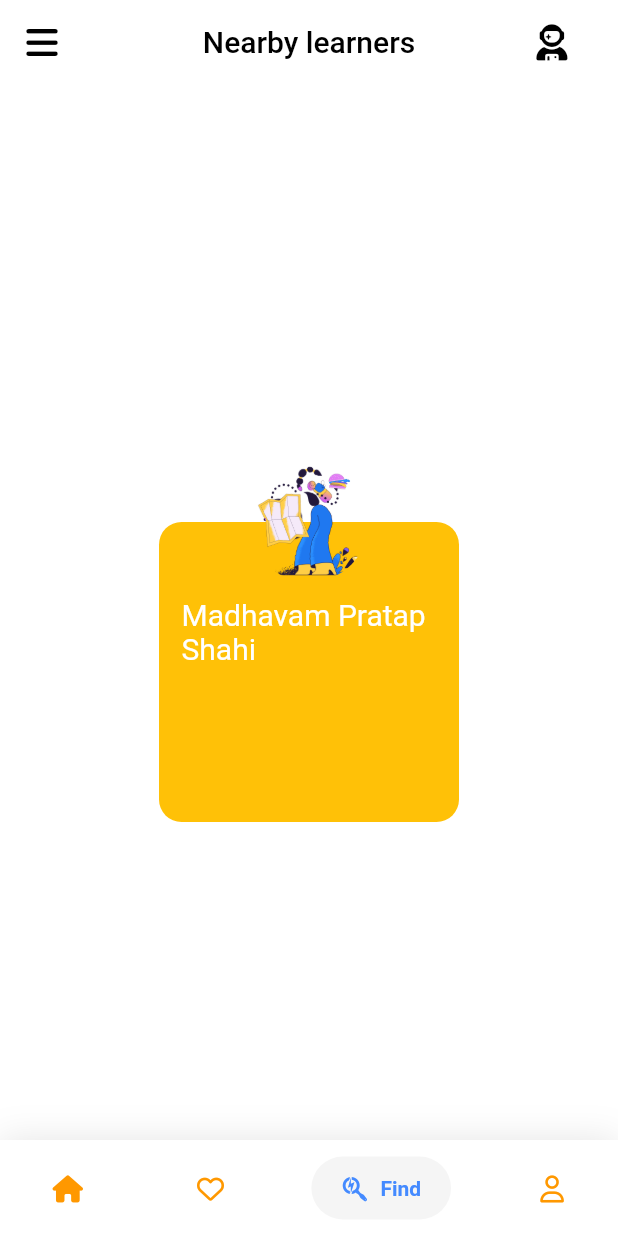
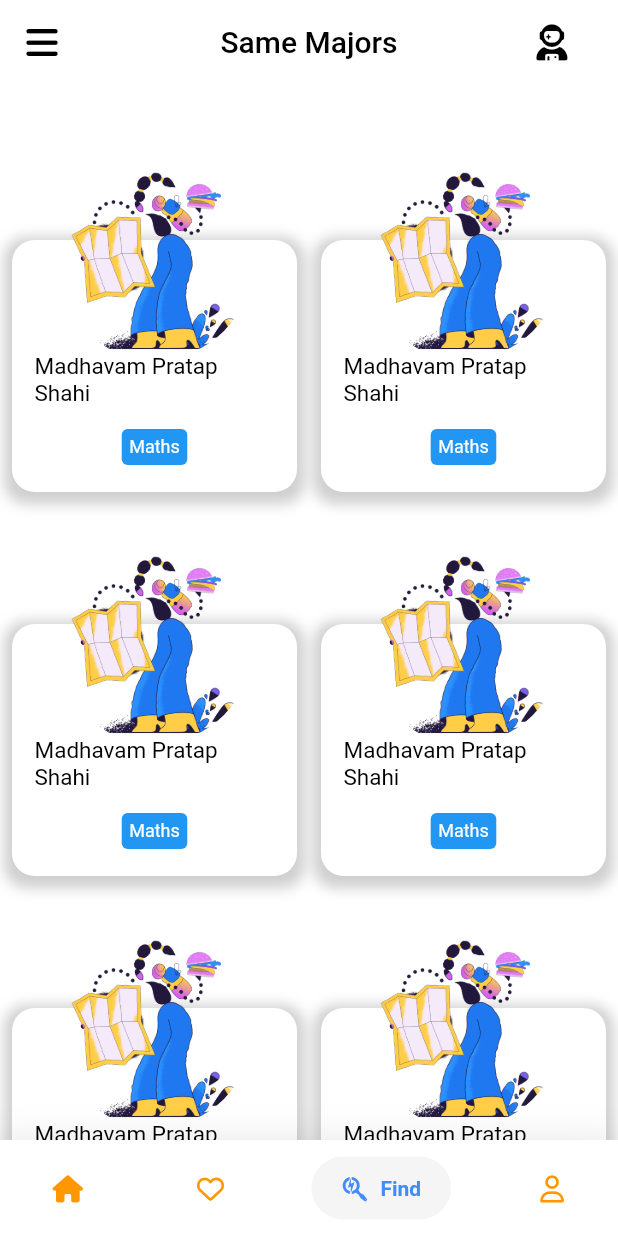
Before and after one commit to madhavamshahi/Edbuddy, a Flutter app: the screen it shows after launch, item 3 of the bottom bar chosen, on a phone screen of 412 x 824 dp. Run offline on Flutter 3.47's test engine with Material 2 defaults, Android fonts, the light colour scheme and no system bars; drawn by our look-alikes of google_nav_bar; our stand-ins replace cloud_firestore, dropdown_search, firebase_auth, firebase_storage, fluttertoast, font_awesome_flutter and 4 more; missing offline and left inert: filter_list, shrink_sidemenu; accounts and stored records are empty; statements that could not run were skipped.

Commit message:
fixed the overflow error in same majors page and created the userprofile page

```diff
--- a/edbuddy/lib/views/home/home.dart
+++ b/edbuddy/lib/views/home/home.dart
@@ -1,6 +1,7 @@
 import 'package:edbuddy/views/widgets/buddyBox.dart';
 import 'package:edbuddy/views/widgets/filter.dart';
 import 'package:edbuddy/views/widgets/listBox.dart';
+import 'package:edbuddy/views/widgets/majorBox.dart';
 import 'package:flutter/material.dart';
 import 'package:google_nav_bar/google_nav_bar.dart';
 
@@ -111,7 +112,7 @@ class _HomeState extends State<Home> {
     }
 
     if (n == 2) {
-      return "Nearby learners";
+      return "Same Majors";
     }
 
     if (n == 3) {
@@ -190,56 +191,23 @@ class _HomeState extends State<Home> {
           )
         ],
       ),
-      Center(
-          child: Padding(
-        padding: const EdgeInsets.fromLTRB(0, 80, 0, 0),
-        child: Stack(
-          clipBehavior: Clip.none,
-          children: [
-            Container(
-              height: 200,
-              width: 200,
-              decoration: BoxDecoration(
-                color: Colors.amber,
-                borderRadius: BorderRadius.all(
-                  Radius.circular(15),
-                ),
+      Column(
+        children: [
+          SizedBox(height: 20),
+          Expanded(
+            child: GridView.builder(
+              itemCount: 20,
+              gridDelegate: SliverGridDelegateWithFixedCrossAxisCount(
+                crossAxisCount: 2,
+                mainAxisExtent: 256,
               ),
-              child: Column(
-                children: [
-                  SizedBox(
-                    height: 35,
-                  ),
-                  Container(
-                    margin: EdgeInsets.all(15),
-                    child: Text(
-                      "Madhavam Pratap Shahi",
-                      style: TextStyle(
-                        color: Colors.white,
-                        fontSize: 20,
-                      ),
-                    ),
-                  )
-                ],
-              ),
+              itemBuilder: (BuildContext context, int index) {
+                return MajorBox();
+              },
             ),
-            Positioned(
-              top: -40,
-              right: 16,
-              left: 16,
-              child: Container(
-                width: 80,
-                height: 80,
-                decoration: BoxDecoration(
-                  image: DecorationImage(
-                      image: AssetImage("assets/images/illus6.png")),
-                  shape: BoxShape.circle,
-                ),
-              ),
-            )
-          ],
-        ),
-      )),
+          ),
+        ],
+      ),
       Center(
         child: Text(
           'Profile',
--- /dev/null
+++ b/edbuddy/lib/views/widgets/majorBox.dart
@@ -0,0 +1,80 @@
+import 'package:flutter/material.dart';
+
+class MajorBox extends StatelessWidget {
+  const MajorBox({Key? key}) : super(key: key);
+
+  @override
+  Widget build(BuildContext context) {
+    return Padding(
+      padding: const EdgeInsets.fromLTRB(0, 80, 0, 0),
+      child: Container(
+        margin: EdgeInsets.symmetric(horizontal: 8, vertical: 4),
+        child: Stack(
+          clipBehavior: Clip.none,
+          children: [
+            Container(
+              height: 175,
+              width: 200,
+              decoration: BoxDecoration(
+                boxShadow: [
+                  BoxShadow(
+                    color: Colors.grey.withOpacity(0.5),
+                    spreadRadius: 5,
+                    blurRadius: 7,
+                    offset: Offset(0, 3), // changes position of shadow
+                  ),
+                ],
+                color: Colors.white,
+                borderRadius: BorderRadius.all(
+                  Radius.circular(15),
+                ),
+              ),
+              child: Column(
+                children: [
+                  SizedBox(
+                    height: 60,
+                  ),
+                  Container(
+                    margin: EdgeInsets.all(15),
+                    child: Text(
+                      "Madhavam Pratap Shahi",
+                      style: TextStyle(
+                        color: Colors.black,
+                        fontSize: 15,
+                      ),
+                    ),
+                  ),
+                  Container(
+                    padding: EdgeInsets.all(5),
+                    decoration: BoxDecoration(
+                      borderRadius: BorderRadius.all(Radius.circular(4)),
+                      color: Colors.blue,
+                    ),
+                    child: Text(
+                      "Maths",
+                      style: TextStyle(fontSize: 12, color: Colors.white),
+                    ),
+                  ),
+                ],
+              ),
+            ),
+            Positioned(
+              top: -50,
+              right: 16,
+              left: 16,
+              child: Container(
+                width: 150,
+                height: 130,
+                decoration: BoxDecoration(
+                  image: DecorationImage(
+                      image: AssetImage("assets/images/illus6.png")),
+                  shape: BoxShape.circle,
+                ),
+              ),
+            )
+          ],
+        ),
+      ),
+    );
+  }
+}
```
Also changed, not shown: edbuddy/lib/views/widgets/userprofile.dart (added, +212 -0 lines).
